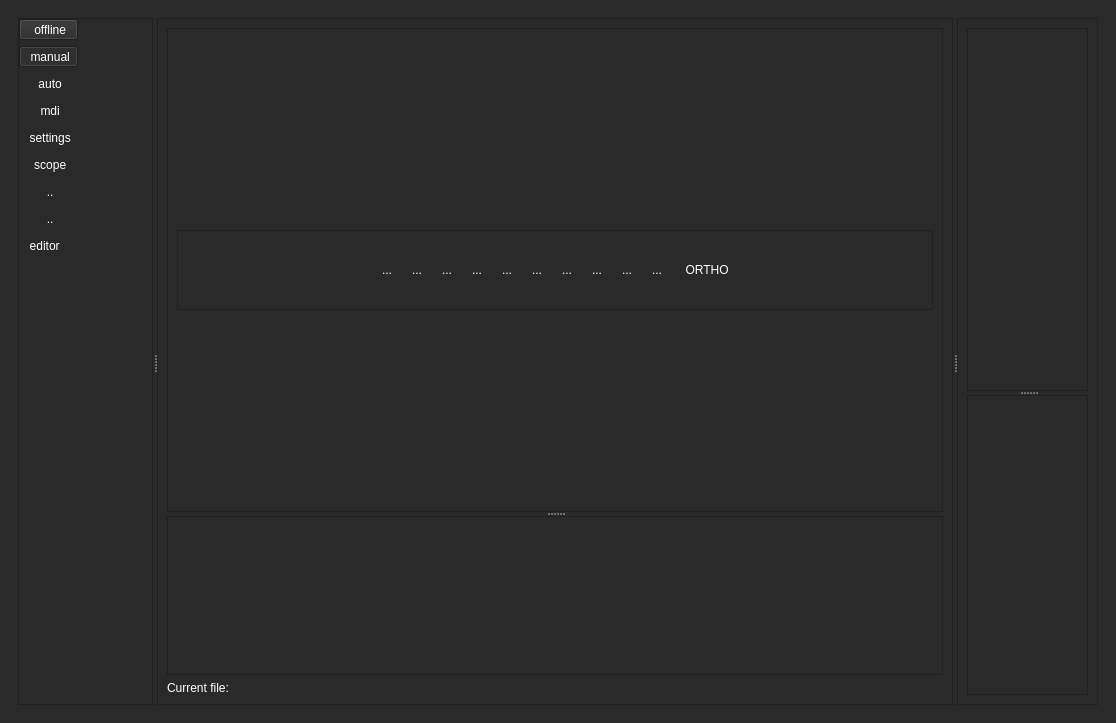
Qt form projects/cnc/mainwindow.ui (krcwrhvgyxzqelljes/hal-core) before a commit.
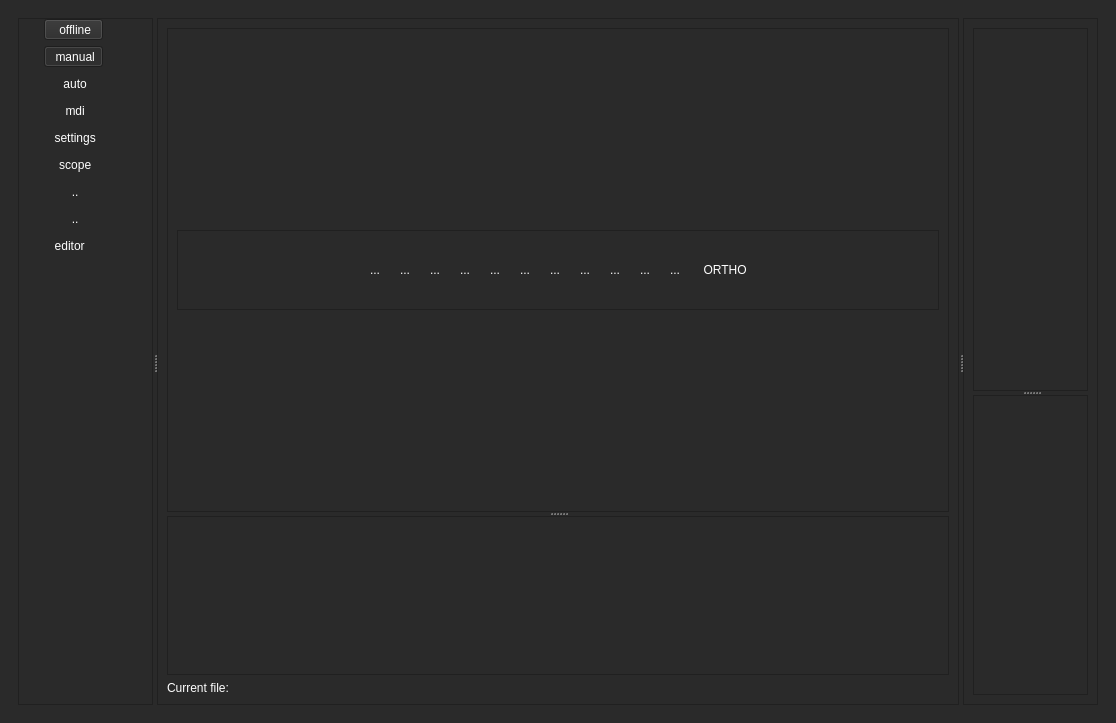
The same form after that commit. Icons and pictures are not drawn.

Patch:
```diff
--- a/projects/cnc/mainwindow.ui
+++ b/projects/cnc/mainwindow.ui
@@ -76,7 +76,15 @@
             <number>0</number>
            </property>
            <widget class="QWidget" name="page_9">
-            <widget class="QWidget" name="">
+            <widget class="QWidget" name="layoutWidget">
+             <property name="geometry">
+              <rect>
+               <x>0</x>
+               <y>0</y>
+               <width>109</width>
+               <height>474</height>
+              </rect>
+             </property>
              <layout class="QGridLayout" name="gridLayout_9">
               <item row="7" column="0">
                <widget class="QToolButton" name="toolButton_empty_2">
@@ -514,14 +522,60 @@
                    <layout class="QGridLayout" name="gridLayout_4">
                     <item row="0" column="0">
                      <layout class="QGridLayout" name="gridLayout_2">
-                      <item row="0" column="2">
-                       <widget class="QToolButton" name="toolButton_zoom_plus">
+                      <item row="0" column="5">
+                       <widget class="QToolButton" name="toolButton_view_front">
                         <property name="text">
                          <string>...</string>
                         </property>
                         <property name="icon">
                          <iconset resource="icons.qrc">
-                          <normaloff>:/pictures/btn_25_25_zoom_plus.png</normaloff>:/pictures/btn_25_25_zoom_plus.png</iconset>
+                          <normaloff>:/pictures/btn_25_25_view_front.png</normaloff>:/pictures/btn_25_25_view_front.png</iconset>
+                        </property>
+                        <property name="iconSize">
+                         <size>
+                          <width>35</width>
+                          <height>35</height>
+                         </size>
+                        </property>
+                        <property name="autoRaise">
+                         <bool>true</bool>
+                        </property>
+                       </widget>
+                      </item>
+                      <item row="0" column="8">
+                       <widget class="QToolButton" name="toolButton_view_bottom">
+                        <property name="text">
+                         <string>...</string>
+                        </property>
+                        <property name="icon">
+                         <iconset resource="icons.qrc">
+                          <normaloff>:/pictures/btn_25_25_view_bottom.png</normaloff>:/pictures/btn_25_25_view_bottom.png</iconset>
+                        </property>
+                        <property name="iconSize">
+                         <size>
+                          <width>35</width>
+                          <height>35</height>
+                         </size>
+                        </property>
+                        <property name="autoRaise">
+                         <bool>true</bool>
+                        </property>
+                       </widget>
+                      </item>
+                      <item row="0" column="10">
+                       <widget class="QToolButton" name="toolButton_view_right">
+                        <property name="maximumSize">
+                         <size>
+                          <width>16777215</width>
+                          <height>16777215</height>
+                         </size>
+                        </property>
+                        <property name="text">
+                         <string>...</string>
+                        </property>
+                        <property name="icon">
+                         <iconset resource="icons.qrc">
+                          <normaloff>:/pictures/btn_25_25_view_right.png</normaloff>:/pictures/btn_25_25_view_right.png</iconset>
                         </property>
                         <property name="iconSize">
                          <size>
@@ -535,13 +589,33 @@
                        </widget>
                       </item>
                       <item row="0" column="6">
-                       <widget class="QToolButton" name="toolButton_view_top">
+                       <widget class="QToolButton" name="toolButton_view_back">
                         <property name="text">
                          <string>...</string>
                         </property>
                         <property name="icon">
                          <iconset resource="icons.qrc">
-                          <normaloff>:/pictures/btn_25_25_view_top.png</normaloff>:/pictures/btn_25_25_view_top.png</iconset>
+                          <normaloff>:/pictures/btn_25_25_view_back.png</normaloff>:/pictures/btn_25_25_view_back.png</iconset>
+                        </property>
+                        <property name="iconSize">
+                         <size>
+                          <width>35</width>
+                          <height>35</height>
+                         </size>
+                        </property>
+                        <property name="autoRaise">
+                         <bool>true</bool>
+                        </property>
+                       </widget>
+                      </item>
+                      <item row="0" column="4">
+                       <widget class="QToolButton" name="toolButton_fit_all">
+                        <property name="text">
+                         <string>...</string>
+                        </property>
+                        <property name="icon">
+                         <iconset resource="icons.qrc">
+                          <normaloff>:/pictures/btn_25_25_zoom_extends.png</normaloff>:/pictures/btn_25_25_zoom_extends.png</iconset>
                         </property>
                         <property name="iconSize">
                          <size>
@@ -555,6 +629,79 @@
                        </widget>
                       </item>
                       <item row="0" column="11">
+                       <widget class="QToolButton" name="toolButton_view_3d">
+                        <property name="text">
+                         <string>...</string>
+                        </property>
+                        <property name="icon">
+                         <iconset resource="icons.qrc">
+                          <normaloff>:/pictures/btn_25_25_view_3d.png</normaloff>:/pictures/btn_25_25_view_3d.png</iconset>
+                        </property>
+                        <property name="iconSize">
+                         <size>
+                          <width>35</width>
+                          <height>35</height>
+                         </size>
+                        </property>
+                        <property name="autoRaise">
+                         <bool>true</bool>
+                        </property>
+                       </widget>
+                      </item>
+                      <item row="0" column="3">
+                       <widget class="QToolButton" name="toolButton_zoom_plus">
+                        <property name="text">
+                         <string>...</string>
+                        </property>
+                        <property name="icon">
+                         <iconset resource="icons.qrc">
+                          <normaloff>:/pictures/btn_25_25_zoom_plus.png</normaloff>:/pictures/btn_25_25_zoom_plus.png</iconset>
+                        </property>
+                        <property name="iconSize">
+                         <size>
+                          <width>35</width>
+                          <height>35</height>
+                         </size>
+                        </property>
+                        <property name="autoRaise">
+                         <bool>true</bool>
+                        </property>
+                       </widget>
+                      </item>
+                      <item row="0" column="9">
+                       <widget class="QToolButton" name="toolButton_view_left">
+                        <property name="text">
+                         <string>...</string>
+                        </property>
+                        <property name="icon">
+                         <iconset resource="icons.qrc">
+                          <normaloff>:/pictures/btn_25_25_view_left.png</normaloff>:/pictures/btn_25_25_view_left.png</iconset>
+                        </property>
+                        <property name="iconSize">
+                         <size>
+                          <width>35</width>
+                          <height>35</height>
+                         </size>
+                        </property>
+                        <property name="autoRaise">
+                         <bool>true</bool>
+                        </property>
+                       </widget>
+                      </item>
+                      <item row="0" column="14">
+                       <spacer name="horizontalSpacer">
+                        <property name="orientation">
+                         <enum>Qt::Horizontal</enum>
+                        </property>
+                        <property name="sizeHint" stdset="0">
+                         <size>
+                          <width>40</width>
+                          <height>20</height>
+                         </size>
+                        </property>
+                       </spacer>
+                      </item>
+                      <item row="0" column="12">
                        <widget class="QToolButton" name="toolButton_view_ortho">
                         <property name="sizePolicy">
                          <sizepolicy hsizetype="Fixed" vsizetype="Preferred">
@@ -587,27 +734,7 @@
                         </property>
                        </widget>
                       </item>
-                      <item row="0" column="3">
-                       <widget class="QToolButton" name="toolButton_fit_all">
-                        <property name="text">
-                         <string>...</string>
-                        </property>
-                        <property name="icon">
-                         <iconset resource="icons.qrc">
-                          <normaloff>:/pictures/btn_25_25_zoom_extends.png</normaloff>:/pictures/btn_25_25_zoom_extends.png</iconset>
-                        </property>
-                        <property name="iconSize">
-                         <size>
-                          <width>35</width>
-                          <height>35</height>
-                         </size>
-                        </property>
-                        <property name="autoRaise">
-                         <bool>true</bool>
-                        </property>
-                       </widget>
-                      </item>
-                      <item row="0" column="1">
+                      <item row="0" column="2">
                        <widget class="QToolButton" name="toolButton_zoom_min">
                         <property name="text">
                          <string>...</string>
@@ -627,145 +754,6 @@
                         </property>
                        </widget>
                       </item>
-                      <item row="0" column="7">
-                       <widget class="QToolButton" name="toolButton_view_bottom">
-                        <property name="text">
-                         <string>...</string>
-                        </property>
-                        <property name="icon">
-                         <iconset resource="icons.qrc">
-                          <normaloff>:/pictures/btn_25_25_view_bottom.png</normaloff>:/pictures/btn_25_25_view_bottom.png</iconset>
-                        </property>
-                        <property name="iconSize">
-                         <size>
-                          <width>35</width>
-                          <height>35</height>
-                         </size>
-                        </property>
-                        <property name="autoRaise">
-                         <bool>true</bool>
-                        </property>
-                       </widget>
-                      </item>
-                      <item row="0" column="4">
-                       <widget class="QToolButton" name="toolButton_view_front">
-                        <property name="text">
-                         <string>...</string>
-                        </property>
-                        <property name="icon">
-                         <iconset resource="icons.qrc">
-                          <normaloff>:/pictures/btn_25_25_view_front.png</normaloff>:/pictures/btn_25_25_view_front.png</iconset>
-                        </property>
-                        <property name="iconSize">
-                         <size>
-                          <width>35</width>
-                          <height>35</height>
-                         </size>
-                        </property>
-                        <property name="autoRaise">
-                         <bool>true</bool>
-                        </property>
-                       </widget>
-                      </item>
-                      <item row="0" column="5">
-                       <widget class="QToolButton" name="toolButton_view_back">
-                        <property name="text">
-                         <string>...</string>
-                        </property>
-                        <property name="icon">
-                         <iconset resource="icons.qrc">
-                          <normaloff>:/pictures/btn_25_25_view_back.png</normaloff>:/pictures/btn_25_25_view_back.png</iconset>
-                        </property>
-                        <property name="iconSize">
-                         <size>
-                          <width>35</width>
-                          <height>35</height>
-                         </size>
-                        </property>
-                        <property name="autoRaise">
-                         <bool>true</bool>
-                        </property>
-                       </widget>
-                      </item>
-                      <item row="0" column="10">
-                       <widget class="QToolButton" name="toolButton_view_3d">
-                        <property name="text">
-                         <string>...</string>
-                        </property>
-                        <property name="icon">
-                         <iconset resource="icons.qrc">
-                          <normaloff>:/pictures/btn_25_25_view_3d.png</normaloff>:/pictures/btn_25_25_view_3d.png</iconset>
-                        </property>
-                        <property name="iconSize">
-                         <size>
-                          <width>35</width>
-                          <height>35</height>
-                         </size>
-                        </property>
-                        <property name="autoRaise">
-                         <bool>true</bool>
-                        </property>
-                       </widget>
-                      </item>
-                      <item row="0" column="12">
-                       <spacer name="horizontalSpacer">
-                        <property name="orientation">
-                         <enum>Qt::Horizontal</enum>
-                        </property>
-                        <property name="sizeHint" stdset="0">
-                         <size>
-                          <width>40</width>
-                          <height>20</height>
-                         </size>
-                        </property>
-                       </spacer>
-                      </item>
-                      <item row="0" column="9">
-                       <widget class="QToolButton" name="toolButton_view_right">
-                        <property name="maximumSize">
-                         <size>
-                          <width>16777215</width>
-                          <height>16777215</height>
-                         </size>
-                        </property>
-                        <property name="text">
-                         <string>...</string>
-                        </property>
-                        <property name="icon">
-                         <iconset resource="icons.qrc">
-                          <normaloff>:/pictures/btn_25_25_view_right.png</normaloff>:/pictures/btn_25_25_view_right.png</iconset>
-                        </property>
-                        <property name="iconSize">
-                         <size>
-                          <width>35</width>
-                          <height>35</height>
-                         </size>
-                        </property>
-                        <property name="autoRaise">
-                         <bool>true</bool>
-                        </property>
-                       </widget>
-                      </item>
-                      <item row="0" column="8">
-                       <widget class="QToolButton" name="toolButton_view_left">
-                        <property name="text">
-                         <string>...</string>
-                        </property>
-                        <property name="icon">
-                         <iconset resource="icons.qrc">
-                          <normaloff>:/pictures/btn_25_25_view_left.png</normaloff>:/pictures/btn_25_25_view_left.png</iconset>
-                        </property>
-                        <property name="iconSize">
-                         <size>
-                          <width>35</width>
-                          <height>35</height>
-                         </size>
-                        </property>
-                        <property name="autoRaise">
-                         <bool>true</bool>
-                        </property>
-                       </widget>
-                      </item>
                       <item row="0" column="0">
                        <spacer name="horizontalSpacer_2">
                         <property name="orientation">
@@ -779,6 +767,46 @@
                         </property>
                        </spacer>
                       </item>
+                      <item row="0" column="7">
+                       <widget class="QToolButton" name="toolButton_view_top">
+                        <property name="text">
+                         <string>...</string>
+                        </property>
+                        <property name="icon">
+                         <iconset resource="icons.qrc">
+                          <normaloff>:/pictures/btn_25_25_view_top.png</normaloff>:/pictures/btn_25_25_view_top.png</iconset>
+                        </property>
+                        <property name="iconSize">
+                         <size>
+                          <width>35</width>
+                          <height>35</height>
+                         </size>
+                        </property>
+                        <property name="autoRaise">
+                         <bool>true</bool>
+                        </property>
+                       </widget>
+                      </item>
+                      <item row="0" column="1">
+                       <widget class="QToolButton" name="toolButton_clear_toolpath">
+                        <property name="text">
+                         <string>...</string>
+                        </property>
+                        <property name="icon">
+                         <iconset resource="icons.qrc">
+                          <normaloff>:/pictures/btn_25_25_clear.png</normaloff>:/pictures/btn_25_25_clear.png</iconset>
+                        </property>
+                        <property name="iconSize">
+                         <size>
+                          <width>35</width>
+                          <height>35</height>
+                         </size>
+                        </property>
+                        <property name="autoRaise">
+                         <bool>true</bool>
+                        </property>
+                       </widget>
+                      </item>
                      </layout>
                     </item>
                    </layout>
```
